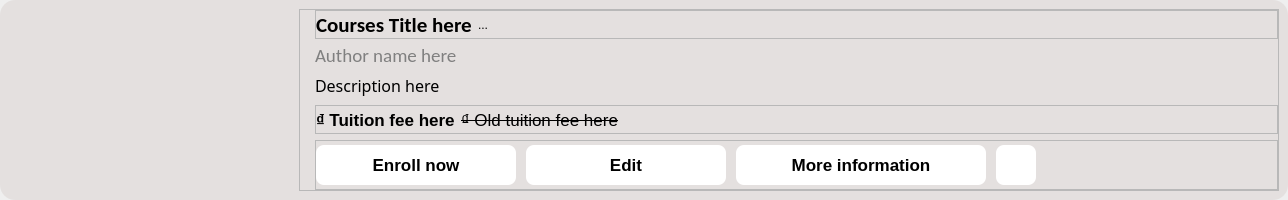
The window that ui_files/card.ui (SharkTien/Tengee) describes before a commit, drawn with Qt 5.
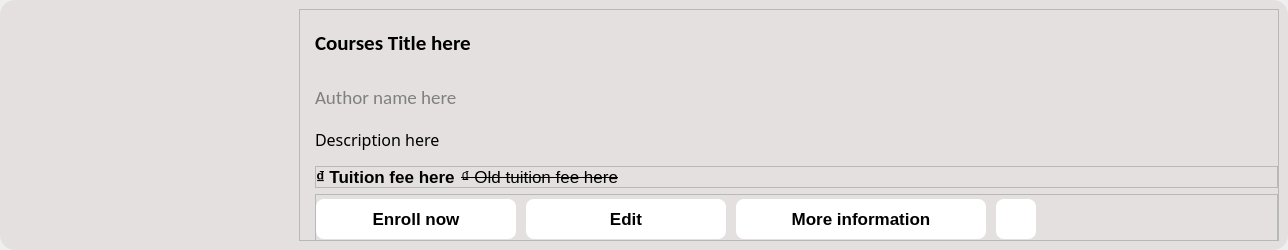
The same window after the commit. Icons and pictures are not drawn.

Patch:
```diff
--- a/ui_files/card.ui
+++ b/ui_files/card.ui
@@ -7,7 +7,7 @@
     <x>0</x>
     <y>0</y>
     <width>1288</width>
-    <height>200</height>
+    <height>250</height>
    </rect>
   </property>
   <property name="minimumSize">
@@ -57,6 +57,12 @@
    </property>
    <item>
     <widget class="QFrame" name="cardframe">
+     <property name="minimumSize">
+      <size>
+       <width>150</width>
+       <height>50</height>
+      </size>
+     </property>
      <property name="styleSheet">
       <string notr="true">#cardframe {
 	border-radius: 15px;
@@ -146,34 +152,13 @@
           <number>0</number>
          </property>
          <item>
-          <widget class="QFrame" name="titleframe">
-           <property name="maximumSize">
-            <size>
-             <width>16777215</width>
-             <height>40</height>
-            </size>
-           </property>
-           <property name="frameShape">
-            <enum>QFrame::StyledPanel</enum>
-           </property>
-           <property name="frameShadow">
-            <enum>QFrame::Raised</enum>
-           </property>
-           <layout class="QHBoxLayout" name="horizontalLayout_3">
-            <property name="leftMargin">
-             <number>0</number>
-            </property>
-            <property name="topMargin">
-             <number>0</number>
-            </property>
-            <property name="rightMargin">
-             <number>0</number>
-            </property>
-            <property name="bottomMargin">
-             <number>0</number>
-            </property>
-            <item>
              <widget class="QLabel" name="title">
+           <property name="minimumSize">
+            <size>
+             <width>150</width>
+             <height>65</height>
+            </size>
+           </property>
               <property name="font">
                <font>
                 <family>Calibri</family>
@@ -197,30 +182,13 @@
              </widget>
             </item>
             <item>
-             <widget class="QLabel" name="ellipse">
-              <property name="text">
-               <string>...</string>
-              </property>
-             </widget>
-            </item>
-            <item>
-             <spacer name="horizontalSpacer_2">
-              <property name="orientation">
-               <enum>Qt::Horizontal</enum>
-              </property>
-              <property name="sizeHint" stdset="0">
-               <size>
-                <width>40</width>
-                <height>20</height>
-               </size>
-              </property>
-             </spacer>
-            </item>
-           </layout>
-          </widget>
-         </item>
-         <item>
           <widget class="QLabel" name="author">
+           <property name="minimumSize">
+            <size>
+             <width>150</width>
+             <height>45</height>
+            </size>
+           </property>
            <property name="maximumSize">
             <size>
              <width>16777215</width>
@@ -248,6 +216,12 @@
          </item>
          <item>
           <widget class="QLabel" name="description">
+           <property name="minimumSize">
+            <size>
+             <width>0</width>
+             <height>50</height>
+            </size>
+           </property>
            <property name="maximumSize">
             <size>
              <width>16777215</width>
```
Lines whose indentation alone changed are shown as unchanged.
